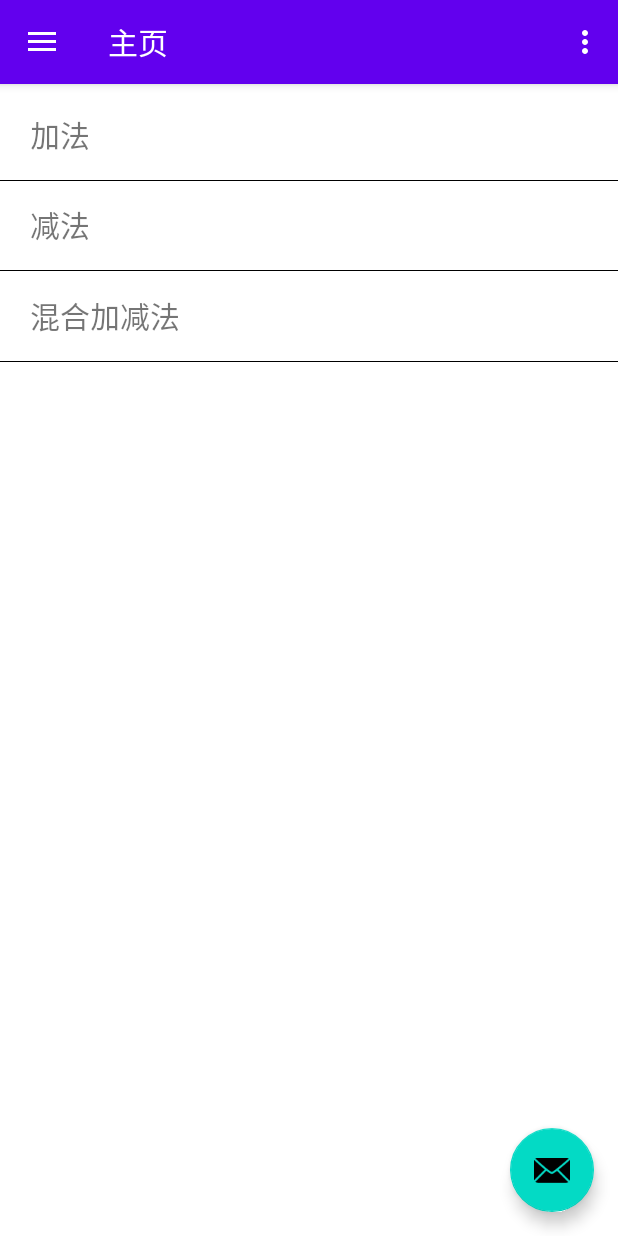
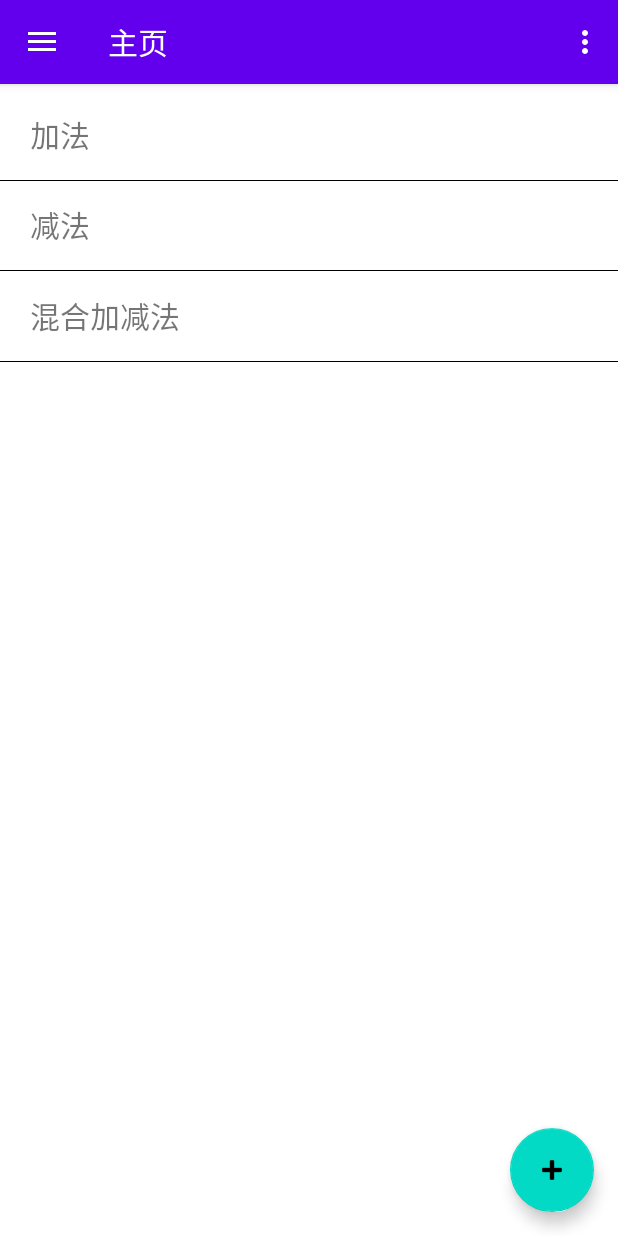
Before and after one commit to HitHate/Exam, an Android app: the screen it shows after launch (UserOperationActivity), on a phone screen of 412 x 824 dp. Run offline under Robolectric (Android 15) with nearby library versions, the phone set to English and light mode, and no system bars; our stand-ins replace navigation-ui.

Commit message:
修改了图标和名字

```diff
--- a/app/src/main/res/layout/app_bar_user_operation.xml
+++ b/app/src/main/res/layout/app_bar_user_operation.xml
@@ -30,6 +30,6 @@
         android:layout_gravity="bottom|end"
         android:layout_marginEnd="@dimen/fab_margin"
         android:layout_marginBottom="16dp"
-        app:srcCompat="@android:drawable/ic_dialog_email" />
+        app:srcCompat="@android:drawable/ic_input_add" />
 
 </androidx.coordinatorlayout.widget.CoordinatorLayout>
--- a/app/src/main/res/values/strings.xml
+++ b/app/src/main/res/values/strings.xml
@@ -1,5 +1,5 @@
 <resources>
-    <string name="app_name">Exam</string>
+    <string name="app_name">简单百算</string>
     <string name="navigation_drawer_open">Open navigation drawer</string>
     <string name="navigation_drawer_close">Close navigation drawer</string>
     <string name="nav_header_title">Android Studio</string>
```
